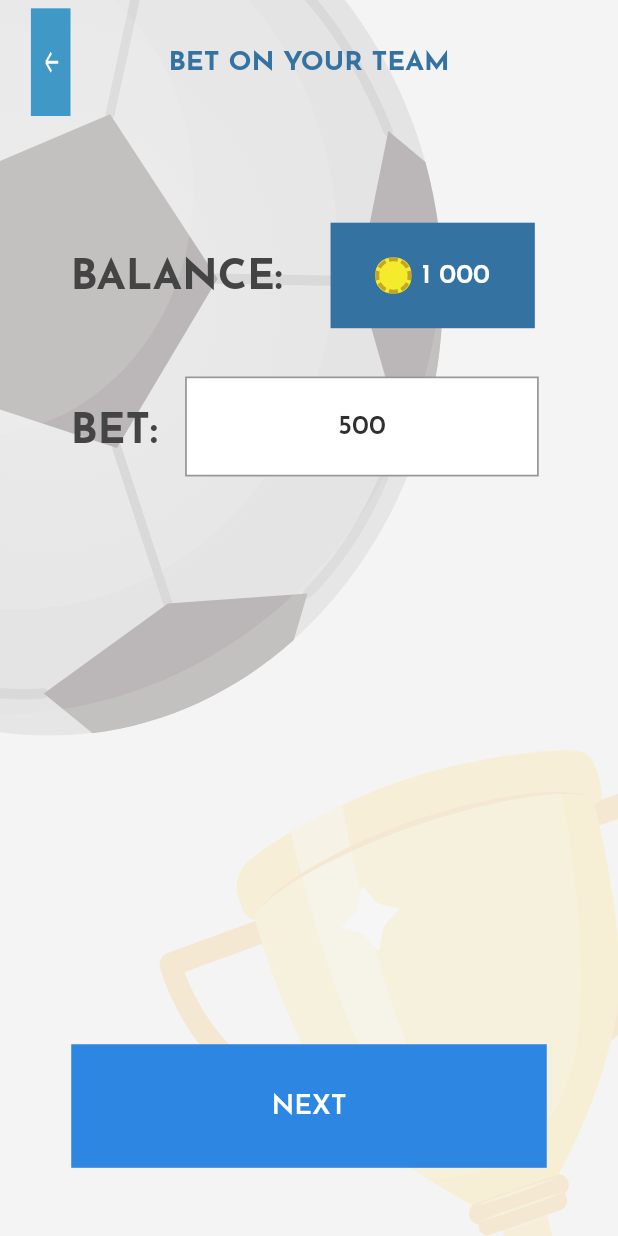
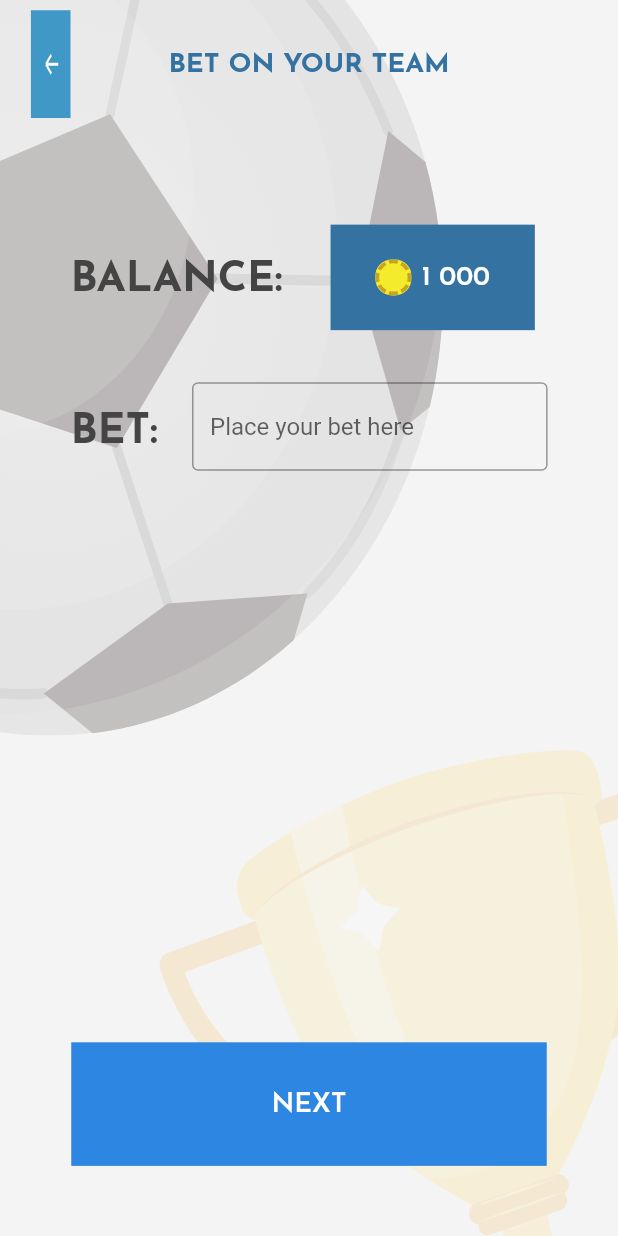
Before and after one commit to krishtimil/qatar-pinko-app, a Flutter app: the BetScreen screen opened by its route, on a phone screen of 412 x 824 dp. Run offline on Flutter 3.47's test engine with Material 2 defaults, Android fonts, the phone set to English and light mode, and no system bars; our stand-ins replace cached_network_image, connectivity_plus, flutter_svg, get, shared_preferences, sqflite; accounts and stored records are empty.

Commit message:
fix : fixed errors and implemented confirm bet

```diff
--- /dev/null
+++ b/lib/data/models/args_model/args_model.dart
@@ -0,0 +1,6 @@
+class ArgsModel {
+  final String? betAmount;
+  final String? bettingTeam;
+
+  ArgsModel({this.betAmount, this.bettingTeam});
+}
--- a/lib/presentation/bet_screen/bet_screen.dart
+++ b/lib/presentation/bet_screen/bet_screen.dart
@@ -1,3 +1,6 @@
+import 'package:qatar_pinko_cup/data/models/args_model/args_model.dart';
+import 'package:qatar_pinko_cup/presentation/confirm_screen/confirm_screen.dart';
+
 import 'controller/bet_controller.dart';
 import 'package:flutter/material.dart';
 import 'package:qatar_pinko_cup/core/app_export.dart';
@@ -7,6 +10,7 @@ import 'package:qatar_pinko_cup/widgets/app_bar/custom_app_bar.dart';
 import 'package:qatar_pinko_cup/widgets/custom_button.dart';
 
 class BetScreen extends GetWidget<BetController> {
+  TextEditingController _betController = TextEditingController();
   @override
   Widget build(BuildContext context) {
     return SafeArea(
@@ -129,23 +133,38 @@ class BetScreen extends GetWidget<BetController> {
                                   style: AppStyle.txtJosefinSansRomanBold25,
                                 ),
                               ),
-                              CustomButton(
-                                width: 206,
-                                text: "lbl_500".tr,
-                                margin: getMargin(
-                                  left: 16,
+                              Expanded(
+                                child: Container(
+                                  margin: getMargin(left: 20),
+                                  child: TextField(
+                                    decoration: InputDecoration(
+                                        border: OutlineInputBorder(),
+                                        hintText: "Place your bet here"),
+                                    controller: _betController,
+                                  ),
                                 ),
-                                variant: ButtonVariant.OutlineGray501,
-                                padding: ButtonPadding.PaddingAll18,
-                                fontStyle: ButtonFontStyle
-                                    .JosefinSansRomanSemiBold16Bluegray901,
                               ),
                             ],
                           ),
                         ),
                         CustomButton(
-                          onTap: () => Navigator.pushNamed(
-                              context, AppRoutes.confirmScreen),
+                          onTap: () {
+                            if (_betController.text.isNotEmpty) {
+                              Navigator.pushNamed(
+                                context,
+                                AppRoutes.confirmScreen,
+                                arguments: ArgsModel(
+                                  betAmount: _betController.text,
+                                ),
+                              );
+                            } else {
+                              ScaffoldMessenger.of(context).showSnackBar(
+                                SnackBar(
+                                  content: Text('Please enter your bet amount'),
+                                ),
+                              );
+                            }
+                          },
                           width: 277,
                           text: "lbl_next".tr,
                           margin: getMargin(
--- a/lib/presentation/confirm_screen/confirm_screen.dart
+++ b/lib/presentation/confirm_screen/confirm_screen.dart
@@ -1,3 +1,6 @@
+import 'package:qatar_pinko_cup/data/models/args_model/args_model.dart';
+import 'package:qatar_pinko_cup/presentation/gameplay_screen/gameplay_screen.dart';
+
 import 'controller/confirm_controller.dart';
 import 'package:flutter/material.dart';
 import 'package:qatar_pinko_cup/core/app_export.dart';
@@ -7,8 +10,10 @@ import 'package:qatar_pinko_cup/widgets/app_bar/custom_app_bar.dart';
 import 'package:qatar_pinko_cup/widgets/custom_button.dart';
 
 class ConfirmScreen extends GetWidget<ConfirmController> {
+
   @override
   Widget build(BuildContext context) {
+    final betAmount = ModalRoute.of(context)!.settings.arguments as ArgsModel;
     return SafeArea(
       child: Scaffold(
         backgroundColor: ColorConstant.whiteA700,
@@ -120,7 +125,7 @@ class ConfirmScreen extends GetWidget<ConfirmController> {
                               ),
                               CustomButton(
                                 width: 206,
-                                text: "lbl_500".tr,
+                                text: betAmount.betAmount,
                                 margin: getMargin(
                                   left: 51,
                                   top: 9,
@@ -136,7 +141,7 @@ class ConfirmScreen extends GetWidget<ConfirmController> {
                           ),
                         ),
                         CustomButton(
-
+                          onTap: () => Navigator.pushNamed(context, AppRoutes.gameplayScreen),
                           width: 277,
                           text: "msg_confirm_and_sta".tr,
                           margin: getMargin(
```
Also changed, not shown: lib/presentation/team_choosing_screen/controller/tap_controller.dart (added, +13 -0 lines), lib/presentation/team_choosing_screen/team_choosing_screen.dart (+9 -8 lines), lib/services/sqlite_service/sqlite_service.dart (added, +18 -0 lines), pubspec.yaml (+5 -4 lines), lib/presentation/gameplay_screen/binding/gameplay_binding.dart (line endings or trailing spaces), pubspec.lock, 2 other files.
